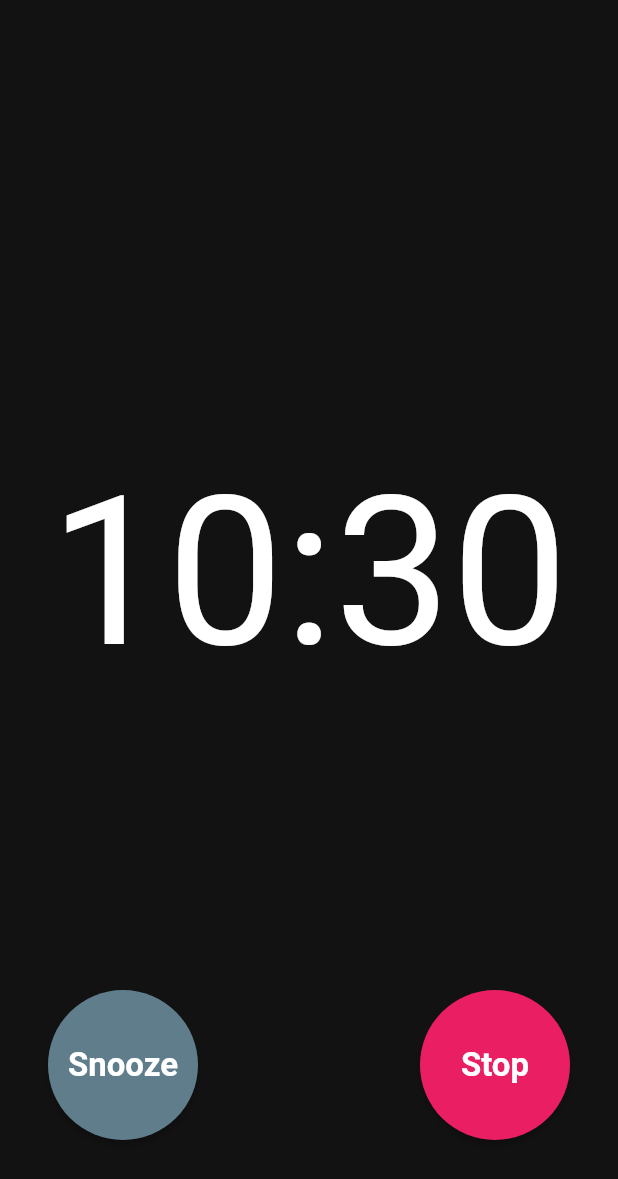
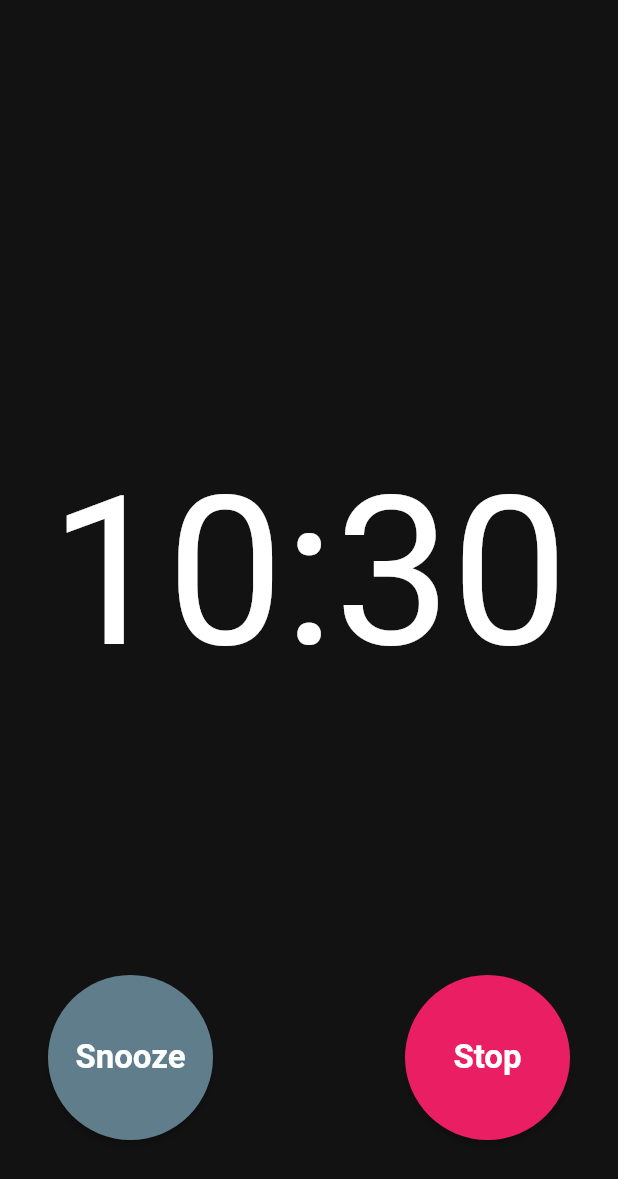
Before and after one commit to LeBzul/GoWorkDude, a Flutter app: the AlarmScreen screen opened by its route, on a phone screen of 412 x 824 dp. Shown: the top 1179 px of the screen. Run offline on Flutter 3.47's test engine with Material 2 defaults, Android fonts, the phone set to English and light mode, and no system bars; drawn by our look-alikes of auto_size_text; our stand-ins replace expandable, flutter_local_notifications, flutter_timezone, permission_handler, shared_preferences, timezone; missing offline and left inert: android_alarm_manager_plus, app_settings, darty_json, flutter_ringtone_player, open_settings; accounts and stored records are empty.

```diff
--- a/lib/controller/home_controller.dart
+++ b/lib/controller/home_controller.dart
@@ -34,9 +34,9 @@ class HomeController {
     return list;
   }
 
-  void removeDayList(Alarm alarm, List<bool> dayList, int index) {
+  void removeDayList(Alarm alarm, AlarmCycle dayList, int index) {
     alarm.removeCycle(dayList, index);
-    NotificationController.instance.startNotification(alarm);
+    putOrAddAlarm(alarm);
   }
 
   Future<void> removeAlarm(Alarm alarm) async {
--- a/lib/screen/alarm_screen.dart
+++ b/lib/screen/alarm_screen.dart
@@ -3,15 +3,17 @@ import 'package:darty_json/darty_json.dart';
 import 'package:flutter/material.dart';
 import 'package:flutter/services.dart';
 import 'package:flutter_local_notifications/flutter_local_notifications.dart';
-import 'package:goworkdude/controller/notification_controller.dart';
+import 'package:flutter_ringtone_player/flutter_ringtone_player.dart';
 import 'package:goworkdude/core/helper/date_helper.dart';
 
+import '../controller/notification_controller.dart';
 import '../model/alarm.dart';
 
 class AlarmScreen extends StatefulWidget {
   final NotificationResponse? details;
+  final bool playSound;
 
-  const AlarmScreen({Key? key, this.details}) : super(key: key);
+  const AlarmScreen({Key? key, this.details, this.playSound = false}) : super(key: key);
 
   @override
   AlarmScreenState createState() => AlarmScreenState();
@@ -23,12 +25,21 @@ class AlarmScreenState extends State<AlarmScreen> {
   @override
   void initState() {
     super.initState();
+
     String? payload = widget.details?.payload;
     if (payload == null) {
       _closeApp();
       return;
     }
     alarm = Alarm.fromJson(Json.fromString(payload));
+    if (widget.playSound) {
+      FlutterRingtonePlayer.play(
+        android: AndroidSounds.alarm,
+        fromAsset: "assets/praveen.mp3",
+        looping: true,
+        asAlarm: true, // Android only - all APIs
+      );
+    }
   }
 
   @override
@@ -72,10 +83,7 @@ class AlarmScreenState extends State<AlarmScreen> {
   Row buildActions() {
     return Row(
       children: [
-        SizedBox(
-          width: 100,
-          height: 100,
-          child: Stack(
+        Stack(
           children: [
             ElevatedButton(
               onPressed: () {
@@ -84,29 +92,24 @@ class AlarmScreenState extends State<AlarmScreen> {
               },
               style: ElevatedButton.styleFrom(
                 backgroundColor: Colors.blueGrey,
-                  shape: CircleBorder(),
-                  padding: EdgeInsets.all(24),
+                shape: const CircleBorder(),
+                maximumSize: const Size(110, 110),
+                minimumSize: const Size(110, 110),
               ),
-                child: Container(),
-              ),
-              const Center(
-                child: Text(
+              child: const AutoSizeText(
                 'Snooze',
+                maxLines: 1,
                 style: TextStyle(
                   fontWeight: FontWeight.bold,
                   color: Colors.white,
                   fontSize: 22,
                 ),
               ),
-              )
+            ),
           ],
         ),
-        ),
         Spacer(),
-        SizedBox(
-          width: 100,
-          height: 100,
-          child: Stack(
+        Stack(
           children: [
             ElevatedButton(
               onPressed: () {
@@ -115,23 +118,21 @@ class AlarmScreenState extends State<AlarmScreen> {
               },
               style: ElevatedButton.styleFrom(
                 backgroundColor: Colors.pink,
-                  shape: CircleBorder(),
-                  padding: EdgeInsets.all(24),
+                shape: const CircleBorder(),
+                maximumSize: const Size(110, 110),
+                minimumSize: const Size(110, 110),
               ),
-                child: Container(),
-              ),
-              const Center(
-                child: Text(
+              child: const AutoSizeText(
                 'Stop',
+                maxLines: 1,
                 style: TextStyle(
                   fontWeight: FontWeight.bold,
                   color: Colors.white,
                   fontSize: 22,
                 ),
               ),
-              )
+            ),
           ],
-          ),
         ),
       ],
     );
@@ -140,6 +141,7 @@ class AlarmScreenState extends State<AlarmScreen> {
   /// TODO: faire un controller pour ce screen
   /// Close App
   void _closeApp() {
+    FlutterRingtonePlayer.stop();
     SystemNavigator.pop();
   }
 }
--- a/lib/screen/home_screen.dart
+++ b/lib/screen/home_screen.dart
@@ -91,7 +91,7 @@ class HomeScreenState extends State<HomeScreen> {
               controller.removeAlarm(alarm);
             });
           },
-          removedDayList: (Alarm alarm, List<bool> dayList, int index) {
+          removedDayList: (Alarm alarm, AlarmCycle dayList, int index) {
             setState(() {
               controller.removeDayList(
                 alarm,
--- a/lib/widget/day_button.dart
+++ b/lib/widget/day_button.dart
@@ -50,7 +50,7 @@ class DayButtonWidgetState extends State<DayButtonWidget> {
               color: widget.activated == false
                   ? (widget.selected != true
                       ? Theme.of(context).colorScheme.onInverseSurface
-                      : Theme.of(context).primaryColorLight)
+                      : Theme.of(context).toggleableActiveColor.withAlpha(100))
                   : widget.selected
                       ? Theme.of(context).primaryColorDark
                       : Theme.of(context).primaryColorLight,
--- a/pubspec.yaml
+++ b/pubspec.yaml
@@ -47,6 +47,7 @@ dependencies:
   open_settings: ^2.0.2
   auto_size_text: ^3.0.0
   app_settings: ^4.2.0
+  flutter_ringtone_player: ^3.2.0
 
 dev_dependencies:
   flutter_test:
```
Also changed, not shown: lib/controller/notification_controller.dart (+50 -7 lines), lib/main.dart (+15 -31 lines), lib/model/alarm.dart (+114 -20 lines), lib/model/alarm_cycle.dart (deleted, +0 -25 lines), lib/widget/alarm_card_widget.dart (+5 -5 lines), lib/widget/cycle_day_list_widget.dart (+10 -5 lines), lib/widget/day_list_widget.dart (+6 -5 lines), pubspec.lock, 7 other files. Lines whose indentation alone changed are shown as unchanged.
